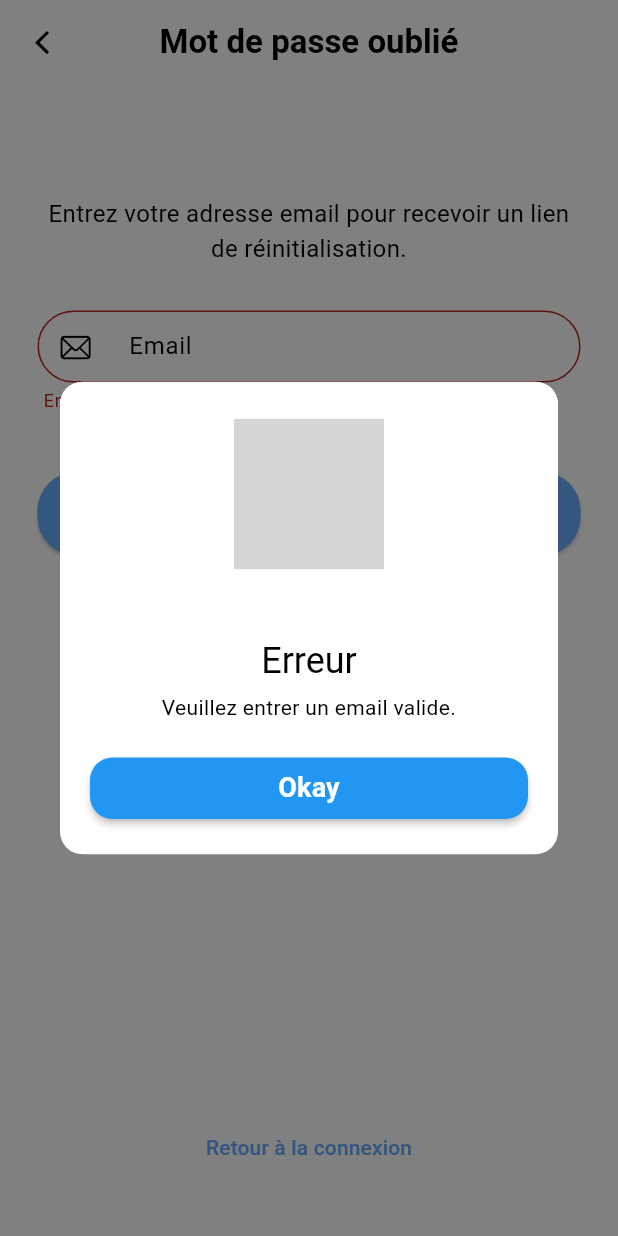
After one commit to 96-cyber/flutter_application_mobile_camion, a Flutter app: the ForgotPasswordPage screen opened directly, after a tap on "Réinitialiser", on a phone screen of 412 x 824 dp. The commit adds this screen. Run offline on Flutter 3.47's test engine with Material 3 defaults, Android fonts, the phone set to English and light mode, and no system bars; our stand-ins replace cloud_firestore, firebase_auth, firebase_core, flutter_svg, gap, get and 4 more; accounts and stored records are empty; grey boxes are pictures that could not be loaded.

Commit message:
reset password

```diff
--- a/lib/loginScreens/login.dart
+++ b/lib/loginScreens/login.dart
@@ -7,6 +7,7 @@ import 'package:flutter_application_mobile_camion/loginScreens/registartiontextf
 import 'package:flutter_application_mobile_camion/loginScreens/register.dart';
 import 'package:flutter/cupertino.dart';
 import 'package:flutter/material.dart';
+import 'package:flutter_application_mobile_camion/loginScreens/resetpassword.dart';
 import 'package:flutter_application_mobile_camion/screens.dart';
 import 'package:flutter_svg/svg.dart';
 import 'package:gap/gap.dart';
@@ -204,13 +205,15 @@ class _LoginPageState extends State<LoginPage> {
                 const SizedBox(
                   height: 20,
                 ),
-                GestureDetector(
-                  onTap: () {},
+                 GestureDetector(
+                  onTap: () {
+                    Get.to(() => const ForgotPasswordPage());
+                  },
                   child: const Row(
                     mainAxisAlignment: MainAxisAlignment.end,
                     children: [
                       Text(
-                        "Mot de passe oublie?",
+                        "Mot de passe oublié ?",
                         style: TextStyle(color: Colors.black),
                       ),
                     ],
--- a/lib/loginScreens/register.dart
+++ b/lib/loginScreens/register.dart
@@ -3,6 +3,7 @@ import 'package:firebase_auth/firebase_auth.dart';
 import 'package:flutter_application_mobile_camion/loginScreens/login.dart';
 import 'package:flutter/cupertino.dart';
 import 'package:flutter/material.dart';
+import 'package:flutter_application_mobile_camion/loginScreens/resetpassword.dart';
 import 'package:flutter_application_mobile_camion/screens.dart';
 import 'package:gap/gap.dart';
 import 'package:loading_animation_widget/loading_animation_widget.dart';
@@ -314,13 +315,15 @@ class _RegisterPageState extends State<RegisterPage> {
                 const SizedBox(
                   height: 20,
                 ),
-                GestureDetector(
-                  onTap: () {},
+                 GestureDetector(
+                  onTap: () {
+                    Get.to(() => const ForgotPasswordPage());
+                  },
                   child: const Row(
                     mainAxisAlignment: MainAxisAlignment.end,
                     children: [
                       Text(
-                        "Mot de passe oublie?",
+                        "Mot de passe oublié ?",
                         style: TextStyle(color: Colors.black),
                       ),
                     ],
--- /dev/null
+++ b/lib/loginScreens/resetpassword.dart
@@ -0,0 +1,159 @@
+// forgot_password_page.dart
+// Interface pour la page “Mot de passe oublié” avec reset via FirebaseAuth
+
+import 'package:flutter/cupertino.dart';
+import 'package:flutter/material.dart';
+import 'package:get/get.dart';
+import 'package:quickalert/quickalert.dart';
+import 'package:loading_animation_widget/loading_animation_widget.dart';
+import 'package:firebase_auth/firebase_auth.dart';
+import '../../shared/colors.dart';
+import '../loginScreens/registartiontextfield.dart';
+
+class ForgotPasswordPage extends StatefulWidget {
+  const ForgotPasswordPage({Key? key}) : super(key: key);
+
+  @override
+  State<ForgotPasswordPage> createState() => _ForgotPasswordPageState();
+}
+
+class _ForgotPasswordPageState extends State<ForgotPasswordPage> {
+  final GlobalKey<FormState> _formKey = GlobalKey<FormState>();
+  final TextEditingController _emailController = TextEditingController();
+  bool _isLoading = false;
+
+  Future<void> _resetPassword() async {
+    if (!_formKey.currentState!.validate()) {
+      QuickAlert.show(
+        context: context,
+        type: QuickAlertType.error,
+        title: 'Erreur',
+        text: 'Veuillez entrer un email valide.',
+      );
+      return;
+    }
+
+    setState(() => _isLoading = true);
+
+    try {
+      await FirebaseAuth.instance
+          .sendPasswordResetEmail(email: _emailController.text.trim());
+
+      QuickAlert.show(
+        context: context,
+        type: QuickAlertType.success,
+        title: 'Email envoyé',
+        text: 'Vérifiez votre boîte mail pour réinitialiser votre mot de passe.',
+      ).then((_) => Get.back());
+
+    } on FirebaseAuthException catch (e) {
+      String message;
+      if (e.code == 'user-not-found') {
+        message = 'Aucun utilisateur trouvé pour cet email.';
+      } else {
+        message = e.message ?? 'Une erreur est survenue.';
+      }
+      QuickAlert.show(
+        context: context,
+        type: QuickAlertType.error,
+        title: 'Erreur',
+        text: message,
+      );
+    } finally {
+      setState(() => _isLoading = false);
+    }
+  }
+
+  @override
+  void dispose() {
+    _emailController.dispose();
+    super.dispose();
+  }
+
+  @override
+  Widget build(BuildContext context) {
+    return Scaffold(
+      backgroundColor: Colors.white,
+      appBar: AppBar(
+        backgroundColor: Colors.white,
+        centerTitle: true,
+        title: const Text(
+          'Mot de passe oublié',
+          style: TextStyle(color: Colors.black, fontWeight: FontWeight.bold),
+        ),
+        leading: IconButton(
+          icon: const Icon(CupertinoIcons.back, color: Colors.black),
+          onPressed: () => Get.back(),
+        ),
+      ),
+      resizeToAvoidBottomInset: false,
+      body: Padding(
+        padding: const EdgeInsets.symmetric(horizontal: 25.0, vertical: 15.0),
+        child: Form(
+          key: _formKey,
+          child: Column(
+            children: [
+              const SizedBox(height: 60),
+              const Text(
+                "Entrez votre adresse email pour recevoir un lien de réinitialisation.",
+                style: TextStyle(fontSize: 16, color: Colors.black),
+                textAlign: TextAlign.center,
+              ),
+              const SizedBox(height: 30),
+              RegistrationTextField(
+                icon: CupertinoIcons.mail,
+                text: "  Email",
+                controller: _emailController,
+                validator: (email) {
+                  return email != null && email.contains(RegExp(
+                          r"^[a-zA-Z0-9._%+-]+@[a-zA-Z0-9.-]+\.[a-zA-Z]+"))
+                      ? null
+                      : "Entrer un email valide";
+                },
+              ),
+              const SizedBox(height: 40),
+              SizedBox(
+                width: double.infinity,
+                child: ElevatedButton(
+                  onPressed: _isLoading ? null : _resetPassword,
+                  style: ButtonStyle(
+                    backgroundColor:
+                        WidgetStateProperty.all(mainColor),
+                    padding: WidgetStateProperty.all(
+                      EdgeInsets.all(_isLoading ? 12 : 16),
+                    ),
+                    shape: WidgetStateProperty.all(
+                      RoundedRectangleBorder(
+                        borderRadius: BorderRadius.circular(25),
+                      ),
+                    ),
+                  ),
+                  child: _isLoading
+                      ? LoadingAnimationWidget.staggeredDotsWave(
+                          color: whiteColor, size: 32)
+                      : const Text(
+                          "Réinitialiser",
+                          style: TextStyle(
+                            fontSize: 16,
+                            color: whiteColor,
+                            fontWeight: FontWeight.bold,
+                          ),
+                        ),
+                ),
+              ),
+              const Spacer(),
+              TextButton(
+                onPressed: () => Get.back(),
+                child: const Text(
+                  "Retour à la connexion",
+                  style: TextStyle(color: mainColor),
+                ),
+              ),
+              const SizedBox(height: 20),
+            ],
+          ),
+        ),
+      ),
+    );
+  }
+}
```
